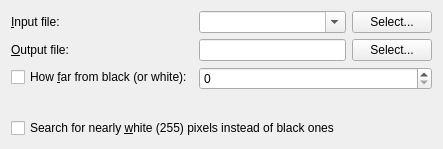
sourcepole/qgis, file qgis/python/plugins/GdalTools/tools/widgetNearBlack.ui: the form before one commit.
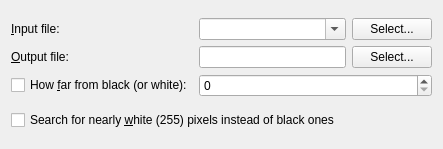
The form after the commit.

Commit message: replaced all QFormLayouts with QGridLayouts

Diff of the .ui file:
```diff
--- a/qgis/python/plugins/GdalTools/tools/widgetNearBlack.ui
+++ b/qgis/python/plugins/GdalTools/tools/widgetNearBlack.ui
@@ -11,7 +11,7 @@
    </rect>
   </property>
   <property name="sizePolicy">
-   <sizepolicy hsizetype="Expanding" vsizetype="Expanding">
+   <sizepolicy hsizetype="Expanding" vsizetype="Preferred">
     <horstretch>0</horstretch>
     <verstretch>0</verstretch>
    </sizepolicy>
@@ -21,10 +21,7 @@
   </property>
   <layout class="QVBoxLayout" name="verticalLayout">
    <item>
-    <layout class="QFormLayout" name="formLayout">
-     <property name="fieldGrowthPolicy">
-      <enum>QFormLayout::AllNonFixedFieldsGrow</enum>
-     </property>
+    <layout class="QGridLayout" name="gridLayout">
      <item row="0" column="0">
       <widget class="QLabel" name="label">
        <property name="text">
@@ -93,6 +90,13 @@
        </item>
       </layout>
      </item>
+     <item row="2" column="0">
+      <widget class="QCheckBox" name="nearCheck">
+       <property name="text">
+        <string>How &amp;far from black (or white):</string>
+       </property>
+      </widget>
+     </item>
      <item row="2" column="1">
       <widget class="QSpinBox" name="nearSpin">
        <property name="maximum">
@@ -100,13 +104,6 @@
        </property>
       </widget>
      </item>
-     <item row="2" column="0">
-      <widget class="QCheckBox" name="nearCheck">
-       <property name="text">
-        <string>How &amp;far from black (or white):</string>
-       </property>
-      </widget>
-     </item>
     </layout>
    </item>
    <item>
```
The commit also changes 16 other files.
